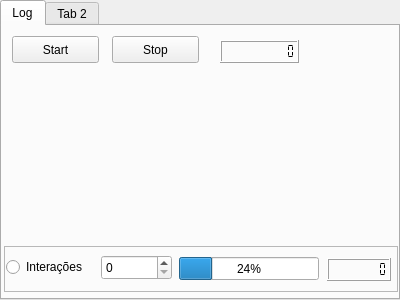
Before: the Qt Designer form windows/log.ui in iurobpn/provant-groundstation, drawn with Qt 5.
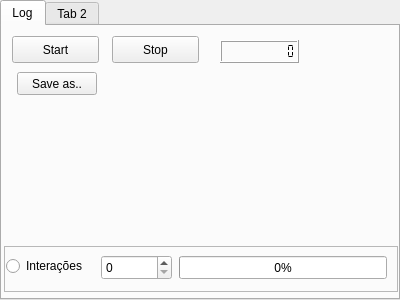
After: the same form once the commit is applied.

Patch:
```diff
--- a/windows/log.ui
+++ b/windows/log.ui
@@ -68,7 +68,7 @@
      <property name="geometry">
       <rect>
        <x>2</x>
-       <y>11</y>
+       <y>10</y>
        <width>95</width>
        <height>20</height>
       </rect>
@@ -94,36 +94,23 @@
      <property name="geometry">
       <rect>
        <x>175</x>
-       <y>11</y>
-       <width>140</width>
+       <y>10</y>
+       <width>208</width>
        <height>23</height>
       </rect>
      </property>
+     <property name="sizePolicy">
+      <sizepolicy hsizetype="Fixed" vsizetype="Fixed">
+       <horstretch>0</horstretch>
+       <verstretch>0</verstretch>
+      </sizepolicy>
+     </property>
      <property name="value">
-      <number>24</number>
-     </property>
-    </widget>
-    <widget class="QLCDNumber" name="lcdNumber">
-     <property name="geometry">
-      <rect>
-       <x>323</x>
-       <y>12</y>
-       <width>64</width>
-       <height>23</height>
-      </rect>
-     </property>
-     <property name="smallDecimalPoint">
-      <bool>false</bool>
-     </property>
-     <property name="numDigits">
-      <number>8</number>
-     </property>
-     <property name="segmentStyle">
-      <enum>QLCDNumber::Flat</enum>
+      <number>0</number>
      </property>
     </widget>
    </widget>
-   <widget class="QLCDNumber" name="lcdNumber_2">
+   <widget class="QLCDNumber" name="lcdNumber">
     <property name="geometry">
      <rect>
       <x>218</x>
@@ -135,13 +122,26 @@
     <property name="smallDecimalPoint">
      <bool>false</bool>
     </property>
-    <property name="numDigits">
+    <property name="digitCount">
      <number>10</number>
     </property>
     <property name="segmentStyle">
      <enum>QLCDNumber::Flat</enum>
     </property>
    </widget>
+   <widget class="QPushButton" name="saveAsButton">
+    <property name="geometry">
+     <rect>
+      <x>15</x>
+      <y>46</y>
+      <width>80</width>
+      <height>23</height>
+     </rect>
+    </property>
+    <property name="text">
+     <string>Save as..</string>
+    </property>
+   </widget>
   </widget>
   <widget class="QWidget" name="tab">
    <attribute name="title">
```
Left out of the diff: 3 changed lines with no effect on the pictures.
